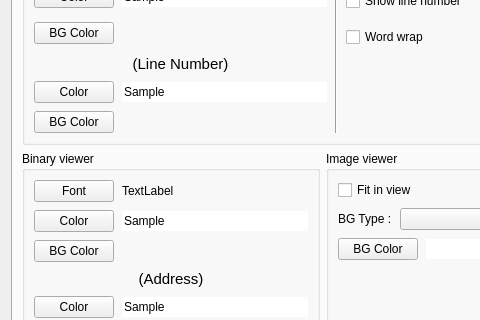
Qt form preferencesdialog.ui (haraki/farman) before a commit; both pictures show x 0 to 480 and y 122 to 442 of the 640 by 619 pixel window.
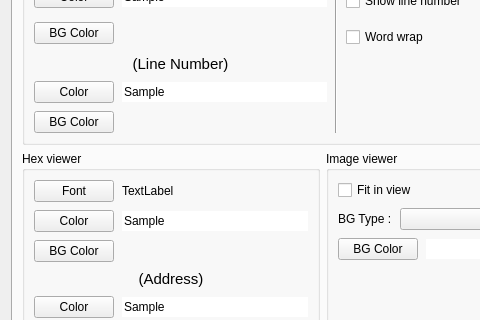
The same form after that commit.

Commit message: renamed from "Binary Viewer" to "Hex Viewer".

```diff
--- a/preferencesdialog.ui
+++ b/preferencesdialog.ui
@@ -998,7 +998,7 @@
        <item row="1" column="0" colspan="2">
         <widget class="QGroupBox" name="binaryViewerGroupBox">
          <property name="title">
-          <string>Binary viewer</string>
+          <string>Hex viewer</string>
          </property>
          <layout class="QGridLayout" name="gridLayout_10" columnstretch="0,0,0,0">
           <property name="spacing">
```
Left out of the diff: 26 changed lines with no effect on the pictures. The commit also changes 6 other files.
